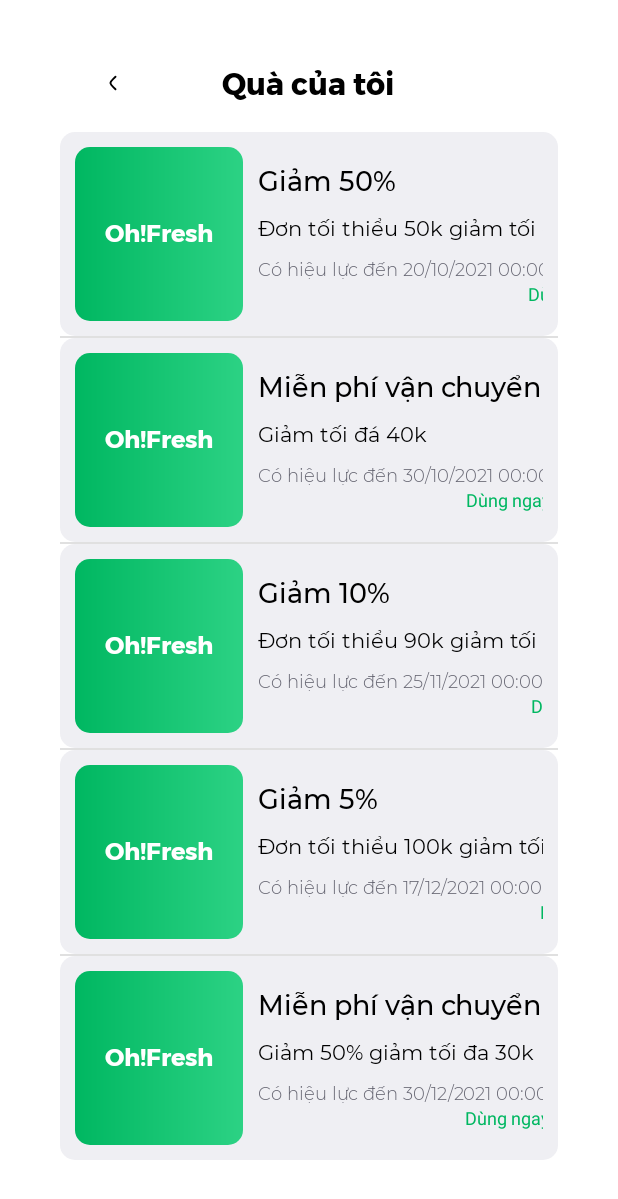
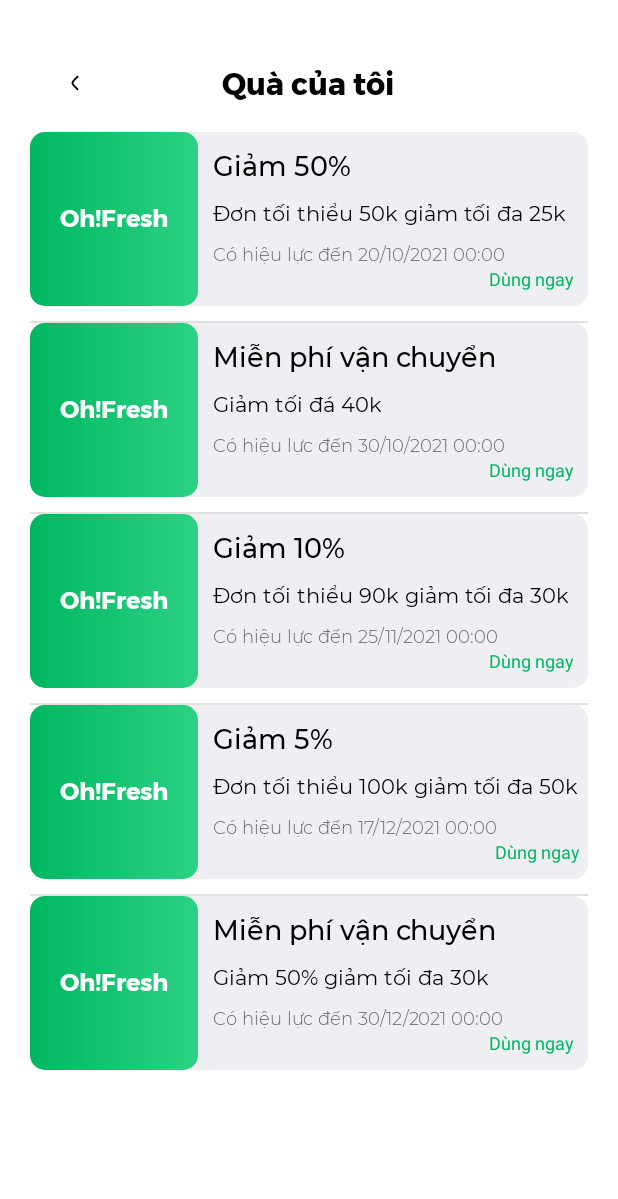
Before and after one commit to truongtam10/OhFreshApp, an Android app: the FragmentMyvoucher screen opened directly, with no data from a screen before it, on a phone screen of 412 x 824 dp. Shown: the top 1199 px of the screen. Run offline under Robolectric (Android 15) with nearby library versions, the phone set to English and light mode, and no system bars.

Commit message:
Fix padding My Voucher

```diff
--- a/app/src/main/res/layout/activity_login.xml
+++ b/app/src/main/res/layout/activity_login.xml
@@ -172,6 +172,7 @@
             <ImageView
                 android:layout_width="40dp"
                 android:layout_height="40dp"
+                android:layout_marginStart="10dp"
                 android:layout_marginTop="10dp"
                 android:layout_marginEnd="135dp"
                 android:src="@drawable/ic_google"
--- a/app/src/main/res/layout/activity_notification.xml
+++ b/app/src/main/res/layout/activity_notification.xml
@@ -4,13 +4,13 @@
     xmlns:tools="http://schemas.android.com/tools"
     android:layout_width="match_parent"
     android:layout_height="match_parent"
-    android:padding="20dp"
     tools:context=".Notification">
 
     <TextView
         android:id="@+id/txtNotification"
         android:layout_width="wrap_content"
         android:layout_height="wrap_content"
+        android:layout_marginTop="20dp"
         android:fontFamily="@font/montserrat_bold"
         android:text="@string/notification"
         android:textColor="@color/black"
--- a/app/src/main/res/layout/fragment_myvoucher.xml
+++ b/app/src/main/res/layout/fragment_myvoucher.xml
@@ -5,15 +5,14 @@
     android:layout_width="match_parent"
     android:layout_height="match_parent"
     android:orientation="vertical"
-    android:padding="20dp"
     tools:context=".FragmentMyvoucher">
 
     <ImageView
         android:id="@+id/imvBackToAccount"
         android:layout_width="20dp"
         android:layout_height="20dp"
-        android:layout_marginStart="25dp"
-        android:layout_marginTop="5dp"
+        android:layout_marginStart="20dp"
+        android:layout_marginTop="25dp"
         app:layout_constraintStart_toStartOf="parent"
         app:layout_constraintTop_toTopOf="parent"
         app:srcCompat="@drawable/ic_back" />
@@ -22,6 +21,7 @@
         android:id="@+id/txtMyVoucher"
         android:layout_width="wrap_content"
         android:layout_height="wrap_content"
+        android:layout_marginTop="20dp"
         android:fontFamily="@font/montserrat_bold"
         android:text="Quà của tôi"
         android:textColor="@color/black"
@@ -35,7 +35,10 @@
         android:id="@+id/lvMyVoucher"
         android:layout_width="wrap_content"
         android:layout_height="wrap_content"
+        android:layout_marginStart="20dp"
         android:layout_marginTop="15dp"
+        android:layout_marginEnd="20dp"
+        app:layout_constraintEnd_toEndOf="parent"
         app:layout_constraintStart_toStartOf="parent"
         app:layout_constraintTop_toBottomOf="@id/txtMyVoucher" />
 </androidx.constraintlayout.widget.ConstraintLayout>
--- a/app/src/main/res/layout/item_voucher.xml
+++ b/app/src/main/res/layout/item_voucher.xml
@@ -2,13 +2,18 @@
 <LinearLayout xmlns:android="http://schemas.android.com/apk/res/android"
     android:orientation="vertical"
     android:layout_width="match_parent"
-    android:layout_height="match_parent"
-    android:background="@drawable/item_corner">
+    android:layout_height="match_parent">
+
+    <ScrollView
+        android:layout_width="match_parent"
+        android:layout_height="match_parent">
+
         <TableLayout
             android:layout_width="match_parent"
             android:layout_height="wrap_content"
             android:stretchColumns="1"
-        android:layout_margin="10dp">
+            android:background="@drawable/item_corner"
+            android:layout_marginBottom="10dp">
 
             <TableRow>
                 <TextView
@@ -70,4 +75,6 @@
 
 
         </TableLayout>
+
+    </ScrollView>
 </LinearLayout>
```
Lines whose indentation alone changed are shown as unchanged.
